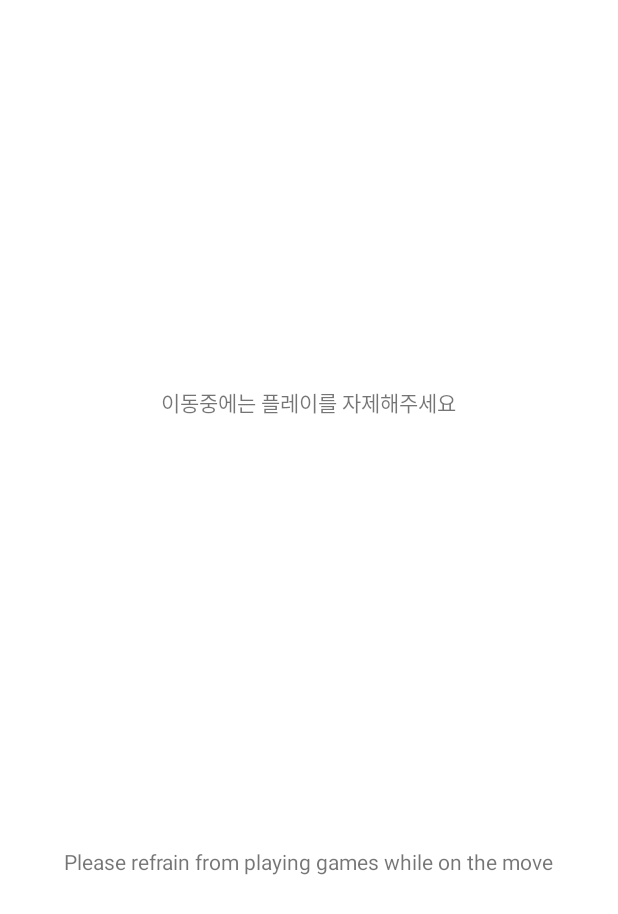
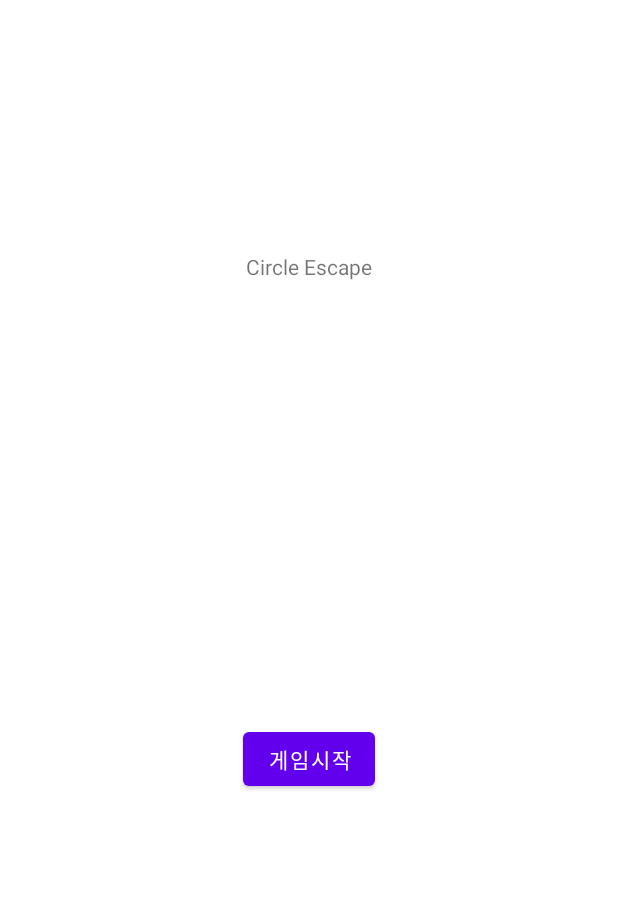
Before and after one commit to kyungchanchoi/Circle-Escape, an Android app: the first screen one second after launch (IntroActivity before the commit, MainActivity after it), on a phone screen of 412 x 824 dp. Shown: the top 914 px of the screen. Run offline under Robolectric (Android 15) with nearby library versions, the phone set to English and light mode, and no system bars.

Commit message:
ㆍ전체 기존 임시 Fragment 삭제, IntroActivity 삭제 fragment 폴더 생성하고 3개의 Fragment 생성
앱 프레임 재구성 : 총 2개의 Activity로 앱 구성
MainActivity에서는 3개의 Frargment로 인트로, 메인, 선택화면 구성
PlayActivity에서는 게임 진행 및 결과 화면 구성

```diff
--- a/app/src/main/AndroidManifest.xml
+++ b/app/src/main/AndroidManifest.xml
@@ -16,9 +16,6 @@
             android:exported="false" />
         <activity
             android:name=".MainActivity"
-            android:exported="false" />
-        <activity
-            android:name=".IntroActivity"
             android:exported="true">
             <intent-filter>
                 <action android:name="android.intent.action.MAIN" />
--- a/app/src/main/java/com/example/circleescape/IntroActivity.kt
+++ /dev/null
@@ -1,67 +0,0 @@
-package com.example.circleescape
-
-import android.content.Intent
-import androidx.appcompat.app.AppCompatActivity
-import android.os.Bundle
-import android.os.Handler
-import android.os.Looper
-import android.view.MotionEvent
-import android.view.View
-import android.view.animation.Animation
-import android.view.animation.AnimationUtils
-import com.example.circleescape.databinding.ActivityIntroBinding
-
-class IntroActivity : AppCompatActivity() {
-
-    private lateinit var introBinding: ActivityIntroBinding
-
-    // 애니메이션을 지연 초기화하기 위해 lateinit 사용
-    private lateinit var fadeinAnim: Animation
-    private lateinit var fadeoutAnim: Animation
-
-    override fun onCreate(savedInstanceState: Bundle?) {
-        super.onCreate(savedInstanceState)
-
-        // 뷰 바인딩 완료
-        introBinding = ActivityIntroBinding.inflate(layoutInflater)
-        setContentView(introBinding.root)
-
-        val warntext1 = introBinding.textView1
-        val warntext2 = introBinding.textView2
-        val introtitleimg = introBinding.imageView
-
-        // 애니메이션 객체
-        val fadeinAnim = AnimationUtils.loadAnimation(this, R.anim.fadeinanimation)
-        val fadeoutAnim = AnimationUtils.loadAnimation(this, R.anim.fadeoutanimation)
-
-        introtitleimg.visibility = View.INVISIBLE
-
-        // 3초간 경고 텍스트를 보여줌
-        Handler(Looper.getMainLooper()).postDelayed({
-            warntext1.startAnimation(fadeinAnim)
-            warntext2.startAnimation(fadeinAnim)
-
-            warntext1.visibility = View.INVISIBLE
-            warntext2.visibility = View.INVISIBLE
-
-            introtitleimg.startAnimation(fadeoutAnim)
-
-            introtitleimg.visibility = View.VISIBLE
-        }, 5000)
-
-    }
-
-    // 액티비티 클래스에 터치이벤트 콜백 함수 onTouchEvent() 선언
-    override fun onTouchEvent(event: MotionEvent?): Boolean {
-        when (event?.action) {
-            // 화면에 손을 눌렀다 땠을 때(올렸을 때)
-            MotionEvent.ACTION_UP-> {
-                val intent = Intent(this,MainActivity::class.java)
-                startActivity(intent)
-
-                // overrideActivityTransition(Activity.OR.anim.fadeinanimation,R.anim.fadeoutanimation)
-            }
-        }
-        return super.onTouchEvent(event)
-    }
-}
--- a/app/src/main/res/layout/activity_intro.xml
+++ /dev/null
@@ -1,42 +0,0 @@
-<?xml version="1.0" encoding="utf-8"?>
-<androidx.constraintlayout.widget.ConstraintLayout xmlns:android="http://schemas.android.com/apk/res/android"
-    xmlns:app="http://schemas.android.com/apk/res-auto"
-    xmlns:tools="http://schemas.android.com/tools"
-    android:layout_width="match_parent"
-    android:layout_height="match_parent"
-    tools:context=".IntroActivity">
-
-
-    <TextView
-        android:id="@+id/textView1"
-        android:layout_width="wrap_content"
-        android:layout_height="wrap_content"
-        android:text="이동중에는 플레이를 자제해주세요"
-        app:layout_constraintBottom_toTopOf="@+id/textView2"
-        app:layout_constraintEnd_toEndOf="parent"
-        app:layout_constraintHorizontal_bias="0.498"
-        app:layout_constraintStart_toStartOf="parent"
-        app:layout_constraintTop_toTopOf="parent"
-        app:layout_constraintVertical_bias="0.474" />
-
-    <TextView
-        android:id="@+id/textView2"
-        android:layout_width="wrap_content"
-        android:layout_height="wrap_content"
-        android:layout_marginBottom="240dp"
-        android:text="Please refrain from playing games while on the move"
-        app:layout_constraintBottom_toBottomOf="parent"
-        app:layout_constraintEnd_toEndOf="parent"
-        app:layout_constraintHorizontal_bias="0.498"
-        app:layout_constraintStart_toStartOf="parent" />
-
-    <ImageView
-        android:id="@+id/imageView"
-        android:layout_width="wrap_content"
-        android:layout_height="wrap_content"
-        app:layout_constraintStart_toStartOf="parent"
-        app:layout_constraintEnd_toEndOf="parent"
-        app:layout_constraintTop_toTopOf="parent"
-        app:layout_constraintBottom_toBottomOf="parent"
-        app:srcCompat="@drawable/sampleimg" />
-</androidx.constraintlayout.widget.ConstraintLayout>
```
Also changed, not shown: app/src/main/java/com/example/circleescape/PlayActivity.kt (+0 -21 lines), app/src/main/java/fragment/IntroFragment.kt (added, +60 -0 lines), app/src/main/java/fragment/MainFragment.kt (renamed from app/src/main/java/com/example/circleescape/PlayFragment.kt, +7 -21 lines), app/src/main/java/fragment/SelectFragment.kt (renamed from app/src/main/java/com/example/circleescape/PlayFragment2.kt, +7 -6 lines), app/src/main/res/layout/activity_play.xml (+7 -36 lines), app/src/main/res/layout/fragment_intro.xml (added, +13 -0 lines), app/src/main/res/layout/fragment_main.xml (added, +13 -0 lines), app/src/main/res/layout/fragment_play.xml (deleted, +0 -33 lines), app/src/main/res/layout/fragment_play2.xml (deleted, +0 -22 lines), app/src/main/res/layout/fragment_select.xml (added, +13 -0 lines).
